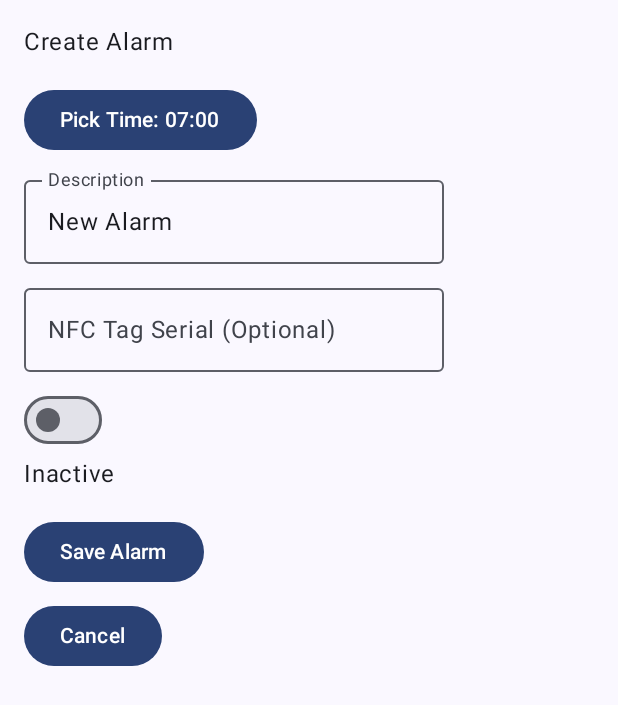
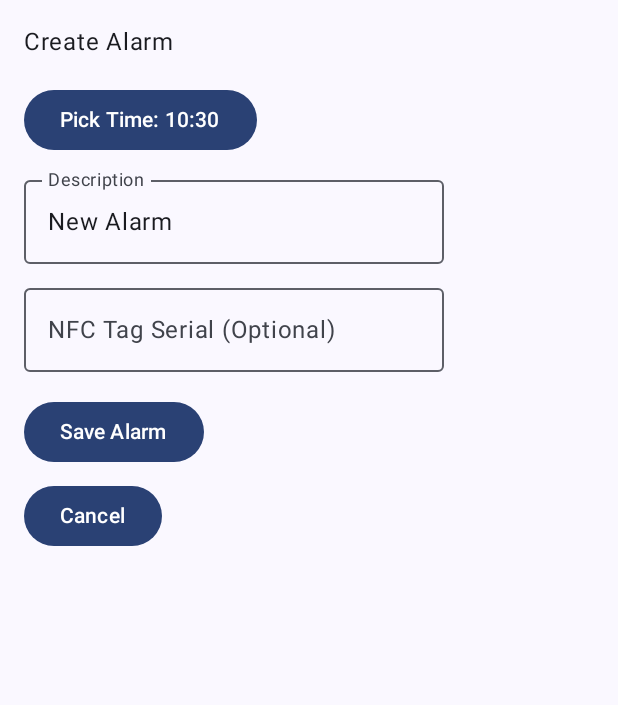
Before and after one commit to jansigi/TagAlarm, an Android app built with Jetpack Compose: the composable AlarmEditScreen shown on its own in the app's theme, after a tap on "Save Alarm", on a phone screen of 412 x 824 dp. Shown: the top 705 px of the screen. Run offline under Robolectric (Android 15) with nearby library versions, the light colour scheme and no system bars; our stand-ins replace Dagger/Hilt's generated code, Room's generated code; 1 statement that could not run was skipped.

Commit message:
fix activating alarm

```diff
--- a/app/src/main/java/ch/js/tagalarm/ui/component/AlarmCard.kt
+++ b/app/src/main/java/ch/js/tagalarm/ui/component/AlarmCard.kt
@@ -22,8 +22,7 @@ import ch.js.tagalarm.ui.Screen
 import ch.js.tagalarm.viewmodel.AlarmViewModel
 
 @Composable
-fun AlarmCard(alarm: Alarm, navController: NavController) {
-    val alarmViewModel: AlarmViewModel = hiltViewModel()
+fun AlarmCard(alarm: Alarm, navController: NavController, alarmViewModel: AlarmViewModel) {
     Card(
         modifier = Modifier
             .padding(10.dp)
--- a/app/src/main/java/ch/js/tagalarm/ui/component/AlarmEditScreen.kt
+++ b/app/src/main/java/ch/js/tagalarm/ui/component/AlarmEditScreen.kt
@@ -35,8 +35,7 @@ fun AlarmEditScreen(
     val context = LocalContext.current
 
     // Initialize UI state from the existing alarm if present, else defaults
-    var time by remember { mutableStateOf(existingAlarm?.time ?: LocalTime.of(7, 0)) }
-    var active by remember { mutableStateOf(existingAlarm?.active ?: false) }
+    var time by remember { mutableStateOf(existingAlarm?.time ?: LocalTime.of(LocalTime.now().hour, LocalTime.now().minute)) }
     var description by remember { mutableStateOf(existingAlarm?.description ?: "New Alarm") }
     var nfcSerial by remember { mutableStateOf(existingAlarm?.nfcSerial ?: "") }
 
@@ -85,14 +84,6 @@ fun AlarmEditScreen(
             label = { Text("NFC Tag Serial (Optional)") },
         )
 
-        Spacer(modifier = Modifier.height(8.dp))
-
-        Switch(
-            checked = active,
-            onCheckedChange = { active = it },
-        )
-        Text(text = if (active) "Active" else "Inactive")
-
         Spacer(modifier = Modifier.height(16.dp))
 
         // Save button
@@ -102,9 +93,9 @@ fun AlarmEditScreen(
                 val alarm = Alarm(
                     id = existingAlarm?.id, // If this is an edit, reuse the ID
                     time = time,
-                    active = active,
+                    active = true,
                     description = description,
-                    nfcSerial = if (nfcSerial.isNotBlank()) nfcSerial else null,
+                    nfcSerial = nfcSerial.ifBlank { null },
                 )
                 alarmViewModel.saveAlarm(alarm)
                 navController.navigate(Screen.HOME.route)
--- a/app/src/main/java/ch/js/tagalarm/ui/component/HomeScreen.kt
+++ b/app/src/main/java/ch/js/tagalarm/ui/component/HomeScreen.kt
@@ -73,7 +73,7 @@ fun HomeScreen(
                 verticalArrangement = Arrangement.Top,
             ) {
                 items(alarmsState) { alarm ->
-                    AlarmCard(alarm, navController)
+                    AlarmCard(alarm, navController, alarmViewModel)
                 }
             }
 
```
Also changed, not shown: app/src/main/java/ch/js/tagalarm/ui/component/AlarmScreen.kt (deleted, +0 -174 lines).
